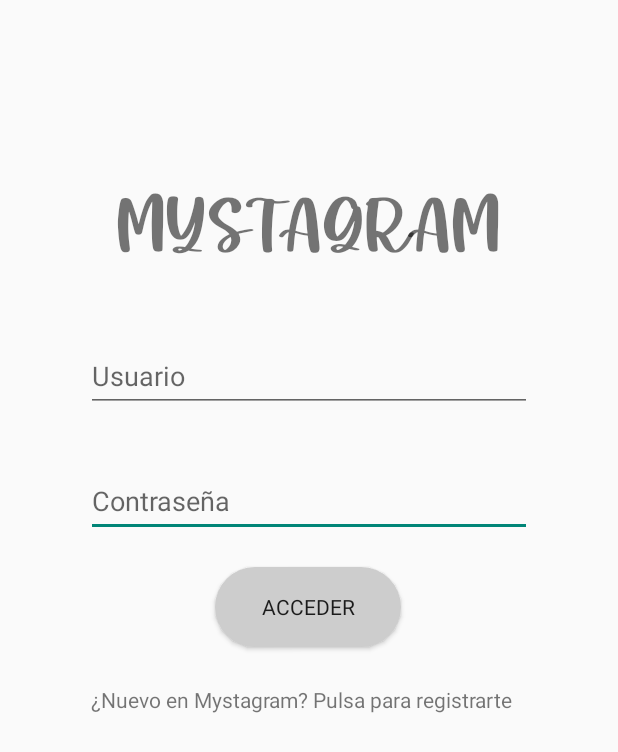
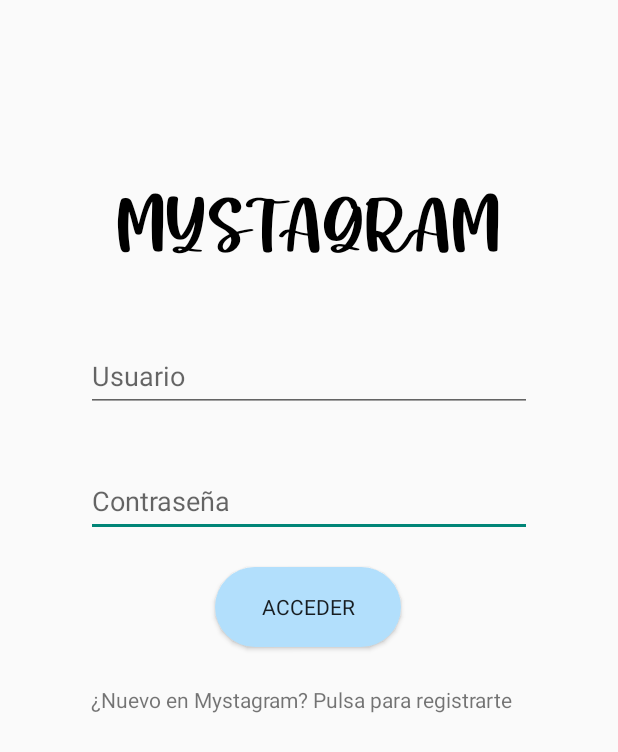
Before and after one commit to xabierbahillo1/DAS-Practica1, an Android app: the screen it shows after launch (MainActivity), on a phone screen of 412 x 824 dp. Shown: the top 752 px of the screen. Run offline under Robolectric (Android 15) with nearby library versions, the phone set to English and light mode, and no system bars.

Commit message:
Ajuste cardview y terminados temas

```diff
--- a/app/src/main/res/drawable/ovalado.xml
+++ b/app/src/main/res/drawable/boton_ovalado.xml
@@ -2,6 +2,7 @@
 <shape xmlns:android="http://schemas.android.com/apk/res/android">
 
     <corners android:radius="50dp" />
-    <solid android:color="#CDCDCD" />
+    <solid android:color="#b2dffc" />
+
 
 </shape>
--- a/app/src/main/res/layout-land/activity_main.xml
+++ b/app/src/main/res/layout-land/activity_main.xml
@@ -8,11 +8,13 @@
 
     <TextView
         android:id="@+id/logoView"
+        style="@style/titleMystagram"
         android:layout_width="wrap_content"
         android:layout_height="wrap_content"
         android:layout_marginTop="15dp"
         android:fontFamily="@font/milky_matcha"
         android:text="MYSTAGRAM"
+        android:textColor="#000000"
         android:textSize="36sp"
         app:layout_constraintBottom_toTopOf="@+id/userText"
         app:layout_constraintEnd_toEndOf="parent"
--- a/app/src/main/res/layout-land/activity_register.xml
+++ b/app/src/main/res/layout-land/activity_register.xml
@@ -8,6 +8,7 @@
 
     <TextView
         android:id="@+id/logoView2"
+        style="@style/titleMystagram"
         android:layout_width="wrap_content"
         android:layout_height="wrap_content"
         android:layout_marginTop="4dp"
--- a/app/src/main/res/layout/activity_main.xml
+++ b/app/src/main/res/layout/activity_main.xml
@@ -8,6 +8,7 @@
 
     <TextView
         android:id="@+id/logoView"
+        style="@style/titleMystagram"
         android:layout_width="wrap_content"
         android:layout_height="wrap_content"
         android:layout_marginTop="120dp"
--- a/app/src/main/res/layout/activity_register.xml
+++ b/app/src/main/res/layout/activity_register.xml
@@ -8,6 +8,7 @@
 
     <TextView
         android:id="@+id/logoView2"
+        style="@style/titleMystagram"
         android:layout_width="wrap_content"
         android:layout_height="wrap_content"
         android:layout_marginTop="84dp"
--- a/app/src/main/res/layout/foto_layout.xml
+++ b/app/src/main/res/layout/foto_layout.xml
@@ -28,8 +28,8 @@
         <ImageView
             android:id="@+id/cardImg"
             android:layout_width="match_parent"
-            android:layout_height="match_parent"
-            android:scaleType="fitXY" />
+            android:layout_height="250dp"
+            android:scaleType="fitCenter" />
 
     </LinearLayout>
 </androidx.cardview.widget.CardView>
--- a/app/src/main/res/values-night/themes.xml
+++ b/app/src/main/res/values-night/themes.xml
@@ -13,4 +13,15 @@
         <item name="android:statusBarColor" tools:targetApi="l">?attr/colorPrimaryVariant</item>
         <!-- Customize your theme here. -->
     </style>
+
+    <style name="CustomButton" parent="@style/Theme.Practica1">
+        <item name="android:background">@drawable/boton_ovalado</item>
+        <item name="android:textColorHighlight">@android:color/transparent</item>
+    </style>
+
+    <style name="titleMystagram" parent="@style/Theme.Practica1">
+        <item name="android:fontFamily">"@font/milky_matcha</item>
+        <item name="android:text">"MYSTAGRAM"</item>
+        <item name="android:textColor">#000000</item>
+    </style>
 </resources>
--- a/app/src/main/res/values/themes.xml
+++ b/app/src/main/res/values/themes.xml
@@ -1,4 +1,4 @@
-<resources xmlns:tools="http://schemas.android.com/tools">
+<resources xmlns:tools="http://schemas.android.com/tools" xmlns:android="http://schemas.android.com/apk/res/android">
     <!-- Base application theme. -->
     <style name="Theme.Practica1" parent="Theme.MaterialComponents.DayNight.DarkActionBar">
         <!-- Primary brand color. -->
@@ -15,7 +15,12 @@
     </style>
 
     <style name="CustomButton" parent="@style/Theme.Practica1">
-        <item name="android:background">@drawable/ovalado</item>
+        <item name="android:background">@drawable/boton_ovalado</item>
+        <item name="android:textColorHighlight">@android:color/transparent</item>
     </style>
-
+    <style name="titleMystagram" parent="@style/Theme.Practica1">
+        <item name="android:fontFamily">"@font/milky_matcha</item>
+        <item name="android:text">"MYSTAGRAM"</item>
+        <item name="android:textColor">#000000</item>
+    </style>
 </resources>
```
Also changed, not shown: app/src/main/java/com/example/Mystagram/ActivityPrincipal.java (+10 -6 lines).
